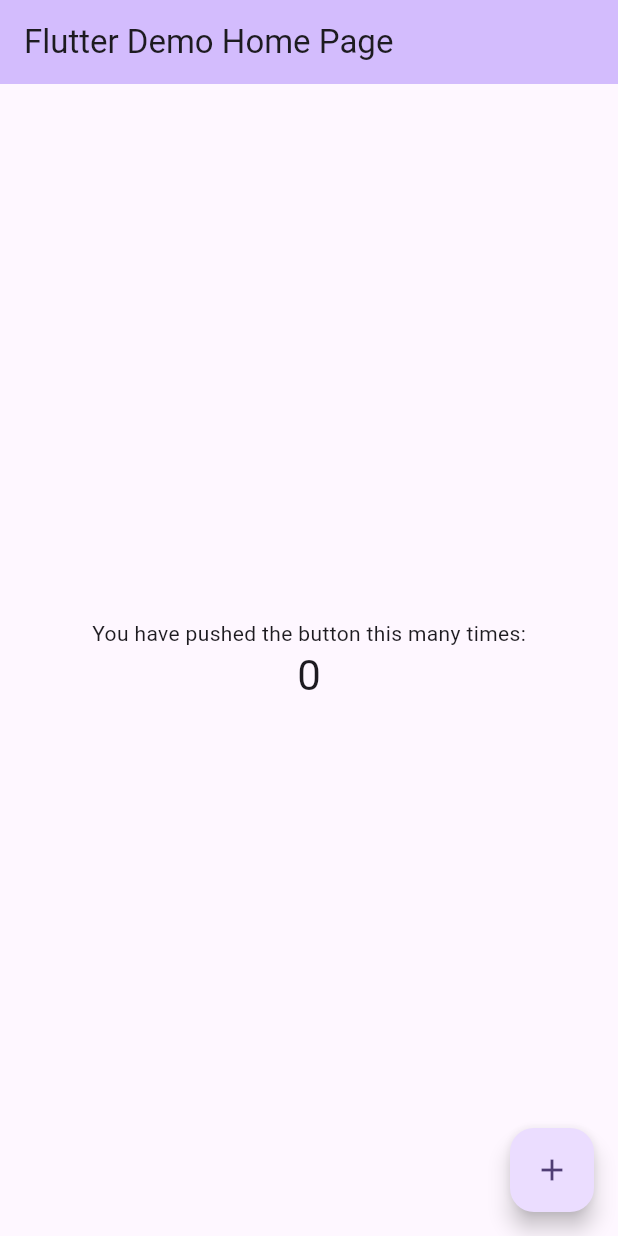
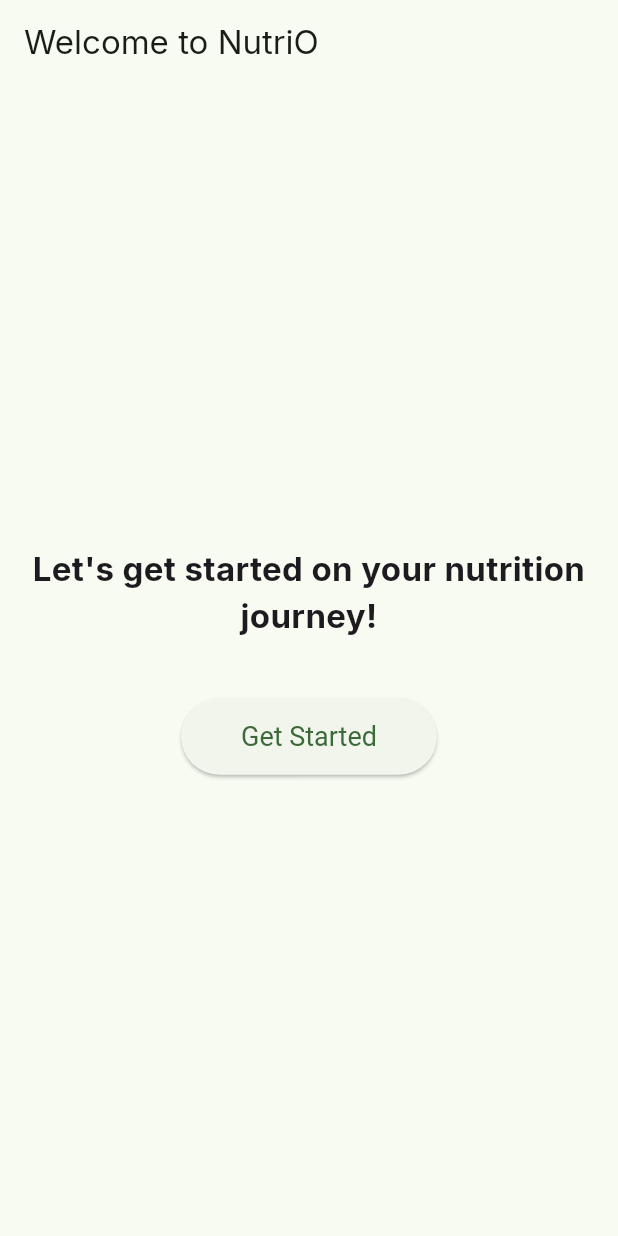
Before and after one commit to neelakandanz/NutriO, a Flutter app: the screen it shows after launch, on a phone screen of 412 x 824 dp. Run offline on Flutter 3.47's test engine with Material 3 defaults, Android fonts, the phone set to English and light mode, and no system bars; our stand-ins replace flutter_riverpod, google_fonts.

Commit message:
fresh update

```diff
--- a/lib/main.dart
+++ b/lib/main.dart
@@ -1,125 +1,35 @@
 import 'package:flutter/material.dart';
+import 'package:flutter_riverpod/flutter_riverpod.dart';
+import 'package:google_fonts/google_fonts.dart';
+import 'package:nutrio/src/features/onboarding/presentation/onboarding_screen.dart'; // We will create this next
 
 void main() {
-  runApp(const MyApp());
+  // Any app-level initialization can go here.
+  // For example, setting up Firebase, error monitoring, etc.
+  runApp(
+    const ProviderScope(
+      child: NutriOApp(),
+    ),
+  );
 }
 
-class MyApp extends StatelessWidget {
-  const MyApp({super.key});
+class NutriOApp extends StatelessWidget {
+  const NutriOApp({super.key});
 
-  // This widget is the root of your application.
   @override
   Widget build(BuildContext context) {
     return MaterialApp(
-      title: 'Flutter Demo',
+      title: 'NutriO',
       theme: ThemeData(
-        // This is the theme of your application.
-        //
-        // TRY THIS: Try running your application with "flutter run". You'll see
-        // the application has a purple toolbar. Then, without quitting the app,
-        // try changing the seedColor in the colorScheme below to Colors.green
-        // and then invoke "hot reload" (save your changes or press the "hot
-        // reload" button in a Flutter-supported IDE, or press "r" if you used
-        // the command line to start the app).
-        //
-        // Notice that the counter didn't reset back to zero; the application
-        // state is not lost during the reload. To reset the state, use hot
-        // restart instead.
-        //
-        // This works for code too, not just values: Most code changes can be
-        // tested with just a hot reload.
-        colorScheme: ColorScheme.fromSeed(seedColor: Colors.deepPurple),
+        colorScheme: ColorScheme.fromSeed(seedColor: Colors.green),
         useMaterial3: true,
+        textTheme: GoogleFonts.interTextTheme(
+          Theme.of(context).textTheme,
+        ),
       ),
-      home: const MyHomePage(title: 'Flutter Demo Home Page'),
+      // For now, we'll point to an onboarding screen. Later, this will be handled by our router.
+      home: const OnboardingScreen(),
+      debugShowCheckedModeBanner: false,
     );
   }
 }
-
-class MyHomePage extends StatefulWidget {
-  const MyHomePage({super.key, required this.title});
-
-  // This widget is the home page of your application. It is stateful, meaning
-  // that it has a State object (defined below) that contains fields that affect
-  // how it looks.
-
-  // This class is the configuration for the state. It holds the values (in this
-  // case the title) provided by the parent (in this case the App widget) and
-  // used by the build method of the State. Fields in a Widget subclass are
-  // always marked "final".
-
-  final String title;
-
-  @override
-  State<MyHomePage> createState() => _MyHomePageState();
-}
-
-class _MyHomePageState extends State<MyHomePage> {
-  int _counter = 0;
-
-  void _incrementCounter() {
-    setState(() {
-      // This call to setState tells the Flutter framework that something has
-      // changed in this State, which causes it to rerun the build method below
-      // so that the display can reflect the updated values. If we changed
-      // _counter without calling setState(), then the build method would not be
-      // called again, and so nothing would appear to happen.
-      _counter++;
-    });
-  }
-
-  @override
-  Widget build(BuildContext context) {
-    // This method is rerun every time setState is called, for instance as done
-    // by the _incrementCounter method above.
-    //
-    // The Flutter framework has been optimized to make rerunning build methods
-    // fast, so that you can just rebuild anything that needs updating rather
-    // than having to individually change instances of widgets.
-    return Scaffold(
-      appBar: AppBar(
-        // TRY THIS: Try changing the color here to a specific color (to
-        // Colors.amber, perhaps?) and trigger a hot reload to see the AppBar
-        // change color while the other colors stay the same.
-        backgroundColor: Theme.of(context).colorScheme.inversePrimary,
-        // Here we take the value from the MyHomePage object that was created by
-        // the App.build method, and use it to set our appbar title.
-        title: Text(widget.title),
-      ),
-      body: Center(
-        // Center is a layout widget. It takes a single child and positions it
-        // in the middle of the parent.
-        child: Column(
-          // Column is also a layout widget. It takes a list of children and
-          // arranges them vertically. By default, it sizes itself to fit its
-          // children horizontally, and tries to be as tall as its parent.
-          //
-          // Column has various properties to control how it sizes itself and
-          // how it positions its children. Here we use mainAxisAlignment to
-          // center the children vertically; the main axis here is the vertical
-          // axis because Columns are vertical (the cross axis would be
-          // horizontal).
-          //
-          // TRY THIS: Invoke "debug painting" (choose the "Toggle Debug Paint"
-          // action in the IDE, or press "p" in the console), to see the
-          // wireframe for each widget.
-          mainAxisAlignment: MainAxisAlignment.center,
-          children: <Widget>[
-            const Text(
-              'You have pushed the button this many times:',
-            ),
-            Text(
-              '$_counter',
-              style: Theme.of(context).textTheme.headlineMedium,
-            ),
-          ],
-        ),
-      ),
-      floatingActionButton: FloatingActionButton(
-        onPressed: _incrementCounter,
-        tooltip: 'Increment',
-        child: const Icon(Icons.add),
-      ), // This trailing comma makes auto-formatting nicer for build methods.
-    );
-  }
-}
--- /dev/null
+++ b/lib/src/features/onboarding/presentation/onboarding_screen.dart
@@ -0,0 +1,44 @@
+import 'package:flutter/material.dart';
+import 'package:flutter_riverpod/flutter_riverpod.dart';
+
+// In a real scenario, a provider would manage the state of the onboarding process.
+// For now, we'll keep it simple.
+
+class OnboardingScreen extends ConsumerWidget {
+  const OnboardingScreen({super.key});
+
+  @override
+  Widget build(BuildContext context, WidgetRef ref) {
+    // 'ref' is our gateway to interacting with other providers.
+
+    return Scaffold(
+      appBar: AppBar(
+        title: const Text('Welcome to NutriO'),
+      ),
+      body: Center(
+        child: Column(
+          mainAxisAlignment: MainAxisAlignment.center,
+          children: <Widget>[
+            const Text(
+              'Let\'s get started on your nutrition journey!',
+              textAlign: TextAlign.center,
+              style: TextStyle(fontSize: 22, fontWeight: FontWeight.bold),
+            ),
+            const SizedBox(height: 40),
+            ElevatedButton(
+              onPressed: () {
+                // Here, we would navigate to the next screen, e.g., the authentication or dashboard.
+                // We'll set up navigation properly in the next steps.
+              },
+              style: ElevatedButton.styleFrom(
+                padding: const EdgeInsets.symmetric(horizontal: 40, vertical: 15),
+                textStyle: const TextStyle(fontSize: 18),
+              ),
+              child: const Text('Get Started'),
+            )
+          ],
+        ),
+      ),
+    );
+  }
+}
--- a/pubspec.yaml
+++ b/pubspec.yaml
@@ -30,11 +30,13 @@ environment:
 dependencies:
   flutter:
     sdk: flutter
-
+  flutter_riverpod: ^2.5.1
+  go_router: ^14.1.0 # For robust navigation
 
   # The following adds the Cupertino Icons font to your application.
   # Use with the CupertinoIcons class for iOS style icons.
   cupertino_icons: ^1.0.8
+  google_fonts: ^6.2.1
 
 dev_dependencies:
   flutter_test:
```
Also changed, not shown: pubspec.lock, 11 other files.
